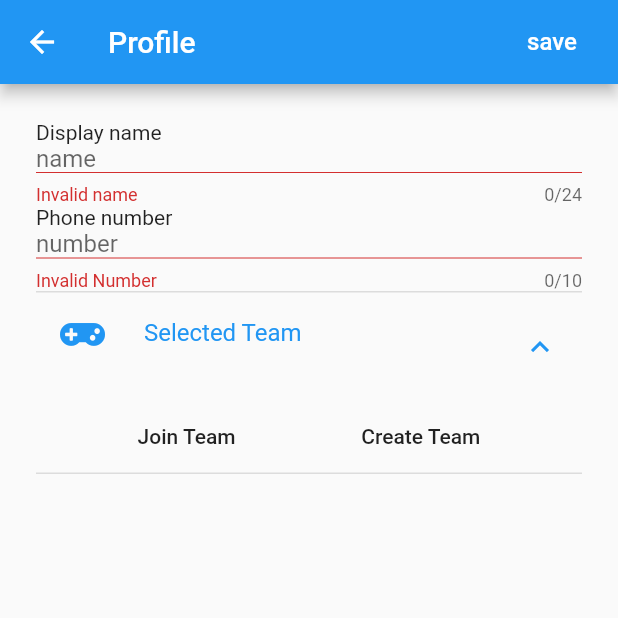
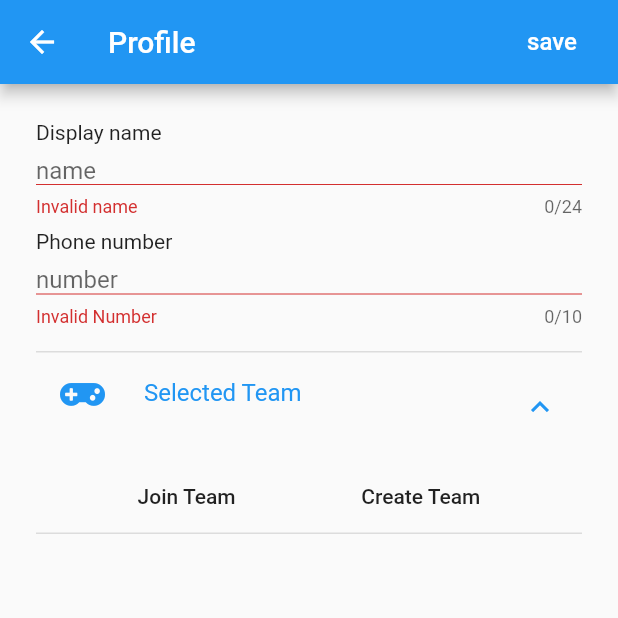
Before and after one commit to udhay24/cosmo, a Flutter app: the HomeScreen screen opened by its route, after a tap on the "perm identity" icon, on a phone screen of 412 x 824 dp, the top half of it. Run offline on Flutter 3.47's test engine with Material 2 defaults, Android fonts, the phone set to English and light mode, and no system bars; our stand-ins replace bloc, cloud_firestore, equatable, firebase_auth, firebase_messaging, flutter_bloc and 7 more; accounts and stored records are empty.

Commit message:
added home screen feature to show previously registered event

```diff
--- a/lib/data_source/model/available_event.dart
+++ b/lib/data_source/model/available_event.dart
@@ -1,11 +1,11 @@
-class AvailableEvent {
+class CosmoGameEvent {
   String eventName;
   String eventDescription;
   int eventID;
 
-  AvailableEvent({this.eventName, this.eventDescription});
+  CosmoGameEvent({this.eventName, this.eventDescription});
 
-  AvailableEvent.fromJson(Map<String, dynamic> json) {
+  CosmoGameEvent.fromJson(Map<String, dynamic> json) {
     eventName = json['event_name'];
     eventDescription = json['event_description'];
     eventID = json['event_id'];
--- a/lib/home_screen/bloc/home_screen_bloc.dart
+++ b/lib/home_screen/bloc/home_screen_bloc.dart
@@ -3,8 +3,10 @@ import 'dart:async';
 import 'package:bloc/bloc.dart';
 import 'package:flutter/cupertino.dart';
 import 'package:pubg/data_source/event_repository.dart';
+import 'package:pubg/data_source/model/available_event.dart';
 import 'package:pubg/data_source/model/event_notification.dart';
 import 'package:pubg/data_source/user_repository.dart';
+import 'package:pubg/home_screen/model/event_detail.dart';
 
 import './bloc.dart';
 
@@ -65,10 +67,19 @@ class HomeScreenBloc extends Bloc<HomeScreenEvent, HomeScreenState> {
   }
 
   Stream<HomeScreenState> _mapInitialEventState(HomeScreenEvent event) async* {
+    Future<CosmoEventUIModel> mapToUIModel(CosmoGameEvent event) async {
+      return CosmoEventUIModel(
+          event: event,
+          isRegistered:
+              await _userRepository.isRegisteredWithEvent(event.eventID));
+    }
+
     try {
       yield AvailableEventsLoading();
       var availableEvents = await _eventRepository.getAvailableEvent();
-      yield AvailableEventsSuccess(availableEvents: availableEvents);
+      var events = await Future.wait(availableEvents.map(mapToUIModel));
+
+      yield AvailableEventsSuccess(availableEvents: events);
     } catch (error) {
       print("available_events_fetch_failed: $error");
       yield AvailableEventsFailure();
--- a/lib/home_screen/bloc/home_screen_state.dart
+++ b/lib/home_screen/bloc/home_screen_state.dart
@@ -1,6 +1,5 @@
 import 'package:equatable/equatable.dart';
 import 'package:flutter/cupertino.dart';
-import 'package:pubg/data_source/model/available_event.dart';
 import 'package:pubg/home_screen/model/event_detail.dart';
 
 abstract class HomeScreenState extends Equatable {
@@ -26,7 +25,7 @@ class AvailableEventsFailure extends HomeScreenState {
 
 
 class AvailableEventsSuccess extends HomeScreenState {
-  final List<AvailableEvent> availableEvents;
+  final List<CosmoEventUIModel> availableEvents;
 
   AvailableEventsSuccess({@required this.availableEvents});
 
@@ -68,7 +67,7 @@ class ShowSlotDialog extends HomeScreenState {
 }
 
 class SelectedEventDetailLoaded extends HomeScreenState {
-  final EventDetail eventDetail;
+  final SelectedEventDetail eventDetail;
 
   SelectedEventDetailLoaded({@required this.eventDetail});
 
--- a/lib/home_screen/ui/slot_selection_dialog.dart
+++ b/lib/home_screen/ui/slot_selection_dialog.dart
@@ -98,7 +98,7 @@ class _SlotSelectionDialogState extends State<SlotSelectionDialog> {
     );
   }
 
-  Widget _buildEventHeading(EventDetail value) {
+  Widget _buildEventHeading(SelectedEventDetail value) {
     return ListTile(
       leading: Icon(FontAwesomeIcons.accusoft),
       title: Text(value.event.eventName),
--- a/lib/user_detail/ui/profile_screen_form.dart
+++ b/lib/user_detail/ui/profile_screen_form.dart
@@ -72,8 +72,7 @@ class _UserProfileFormState extends State<UserProfileForm> {
             buildSnackBar("Team doesn't exist"),
           );
       } else if (state is CreateTeamSuccess) {
-        Scaffold.of(context)
-          ..hideCurrentSnackBar();
+        Scaffold.of(context)..hideCurrentSnackBar();
         _teamReference.value = state.teamReference;
         _updateProfile();
       } else if (state is CreatingTeam) {
@@ -85,7 +84,8 @@ class _UserProfileFormState extends State<UserProfileForm> {
         Scaffold.of(context).showSnackBar(buildSnackBar("Profile Updated"));
       } else if (state is UserProfileLoadedState) {
         _userNameController.text = state.userDetail.userName;
-        _phoneNumberController.text = state.userDetail.phoneNumber?.toString() ?? "";
+        _phoneNumberController.text =
+            state.userDetail.phoneNumber?.toString() ?? "";
         _teamReference.value = state.userDetail.joinedTeam;
       } else if (state is UserProfileUpdating) {
         Scaffold.of(context)
@@ -114,7 +114,9 @@ class _UserProfileFormState extends State<UserProfileForm> {
                 crossAxisAlignment: CrossAxisAlignment.start,
                 children: [
                   Text("Display name"),
-                  TextFormField(
+                  Padding(
+                    padding: const EdgeInsets.symmetric(vertical: 8.0),
+                    child: TextFormField(
                       controller: _userNameController,
                       decoration: InputDecoration.collapsed(
                         hintText: "name",
@@ -132,9 +134,11 @@ class _UserProfileFormState extends State<UserProfileForm> {
                         return null;
                       },
                     ),
-                  SizedBox(),
+                  ),
                   Text("Phone number"),
-                  TextFormField(
+                  Padding(
+                    padding: const EdgeInsets.symmetric(vertical: 8.0),
+                    child: TextFormField(
                       controller: _phoneNumberController,
                       decoration: InputDecoration.collapsed(
                         hintText: "number",
@@ -153,11 +157,15 @@ class _UserProfileFormState extends State<UserProfileForm> {
                         return null;
                       },
                     ),
-                  ValueListenableBuilder(
+                  ),
+                  Padding(
+                    padding: const EdgeInsets.symmetric(vertical: 8.0),
+                    child: ValueListenableBuilder(
                         valueListenable: _selectedTeamName,
                         builder: (context, String value, _) {
                           return _buildSelectedTeam(value);
-                      })
+                        }),
+                  )
                 ],
               ),
             ),
@@ -236,8 +244,7 @@ class _UserProfileFormState extends State<UserProfileForm> {
   }
 
   _updateProfile() {
-    if (_formKey.currentState.validate() &&
-        (_teamReference.value != null)) {
+    if (_formKey.currentState.validate() && (_teamReference.value != null)) {
       BlocProvider.of<UserProfileBloc>(context).add(UpdateProfile(
           userDetail: User(
               userName: _userNameController.value.text,
--- /dev/null
+++ b/lib/util/time_util.dart
@@ -0,0 +1,5 @@
+import 'package:intl/intl.dart';
+
+String getCurrentDate() {
+  return DateFormat('dd-MM-yyyy').format(DateTime.now());
+}
```
Also changed, not shown: lib/data_source/event_repository.dart (+12 -12 lines), lib/data_source/user_repository.dart (+22 -3 lines), lib/home_screen/model/event_detail.dart (+10 -3 lines), lib/home_screen/ui/available_event_widget.dart (+14 -14 lines), lib/user_detail/ui/create_team_form.dart (+12 -3 lines), lib/user_detail/ui/join_team_form.dart (+8 -2 lines). Lines whose indentation alone changed are shown as unchanged.
